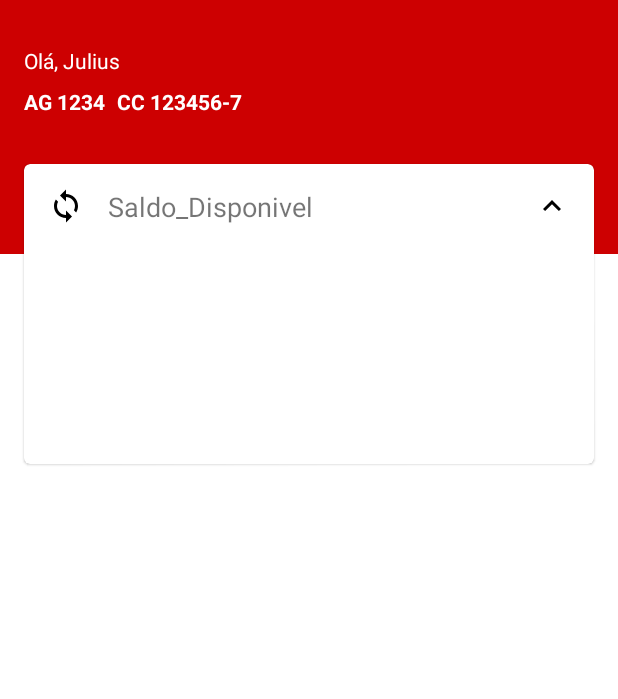
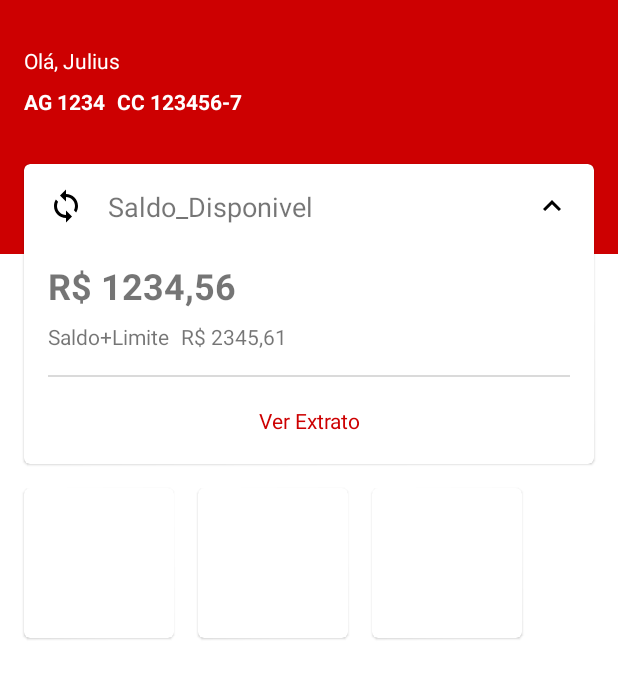
Before and after one commit to adenilsonricardo/SantanderDevClone, an Android app: the screen it shows after launch (MainActivity), on a phone screen of 412 x 824 dp, the part 62-761 px from its top. Run offline under Robolectric (Android 15) with nearby library versions, the phone set to English and light mode, and no system bars.

Commit message:
card conta cards functions

```diff
--- /dev/null
+++ b/app/src/main/res/color/darker_grey.xml
@@ -0,0 +1,4 @@
+<?xml version="1.0" encoding="utf-8"?>
+<selector xmlns:android="http://schemas.android.com/apk/res/android">
+
+</selector>
--- /dev/null
+++ b/app/src/main/res/drawable/cellcheck.xml
@@ -0,0 +1,9 @@
+<vector xmlns:android="http://schemas.android.com/apk/res/android"
+    android:width="24dp"
+    android:height="24dp"
+    android:viewportWidth="24"
+    android:viewportHeight="24">
+  <path
+      android:pathData="M19,1H9c-1.1,0 -2,0.9 -2,2v3h2V4h10v16H9v-2H7v3c0,1.1 0.9,2 2,2h10c1.1,0 2,-0.9 2,-2V3c0,-1.1 -0.9,-2 -2,-2zM7.01,13.47l-2.55,-2.55 -1.27,1.27L7,16l7.19,-7.19 -1.27,-1.27 -5.91,5.93z"
+      android:fillColor="#000000"/>
+</vector>
--- /dev/null
+++ b/app/src/main/res/drawable/ic_notifications_black_24dp.xml
@@ -0,0 +1,9 @@
+<vector xmlns:android="http://schemas.android.com/apk/res/android"
+    android:width="24dp"
+    android:height="24dp"
+    android:viewportWidth="24"
+    android:viewportHeight="24">
+  <path
+      android:pathData="M12,22c1.1,0 2,-0.9 2,-2h-4c0,1.1 0.9,2 2,2zM18,16v-5c0,-3.07 -1.63,-5.64 -4.5,-6.32L13.5,4c0,-0.83 -0.67,-1.5 -1.5,-1.5s-1.5,0.67 -1.5,1.5v0.68C7.64,5.36 6,7.92 6,11v5l-2,2v1h16v-1l-2,-2zM16,17L8,17v-6c0,-2.48 1.51,-4.5 4,-4.5s4,2.02 4,4.5v6z"
+      android:fillColor="#000000"/>
+</vector>
--- /dev/null
+++ b/app/src/main/res/drawable/money.xml
@@ -0,0 +1,9 @@
+<vector xmlns:android="http://schemas.android.com/apk/res/android"
+    android:width="24dp"
+    android:height="24dp"
+    android:viewportWidth="24"
+    android:viewportHeight="24">
+  <path
+      android:pathData="M19,14V6c0,-1.1 -0.9,-2 -2,-2H3C1.9,4 1,4.9 1,6v8c0,1.1 0.9,2 2,2h14C18.1,16 19,15.1 19,14zM17,14H3V6h14V14zM10,7c-1.66,0 -3,1.34 -3,3s1.34,3 3,3s3,-1.34 3,-3S11.66,7 10,7zM23,7v11c0,1.1 -0.9,2 -2,2H4c0,-1 0,-0.9 0,-2h17V7C22.1,7 22,7 23,7z"
+      android:fillColor="#000000"/>
+</vector>
--- a/app/src/main/res/layout/activity_main.xml
+++ b/app/src/main/res/layout/activity_main.xml
@@ -66,50 +66,132 @@
         />
 
     <com.google.android.material.card.MaterialCardView
+        android:id="@+id/mcv_card_conta"
         android:layout_width="0dp"
         android:layout_height="200dp"
+        android:layout_marginLeft="16dp"
         android:layout_marginTop="32dp"
-        android:layout_marginLeft="16dp"
         android:layout_marginRight="16dp"
-        app:layout_constraintTop_toBottomOf="@id/tv_agencia"
+        android:elevation="8dp"
+        app:layout_constraintEnd_toEndOf="parent"
         app:layout_constraintStart_toStartOf="parent"
-        app:layout_constraintEnd_toEndOf="parent"
-        >
+        app:layout_constraintTop_toBottomOf="@id/tv_agencia">
 
         <androidx.constraintlayout.widget.ConstraintLayout
             android:layout_width="match_parent"
             android:layout_height="match_parent">
-
             <ImageView
                 android:id="@+id/iv_saldo"
                 android:layout_width="wrap_content"
                 android:layout_height="wrap_content"
+                android:layout_margin="16dp"
                 android:src="@drawable/ic_sync_black_24dp"
-                android:layout_margin="16dp"
-                app:layout_constraintTop_toTopOf="parent"
-                app:layout_constraintLeft_toLeftOf="parent"/>
-
+                app:layout_constraintLeft_toLeftOf="parent"
+                app:layout_constraintTop_toTopOf="parent" />
             <TextView
                 android:id="@+id/tv_saldo_disponivel"
                 android:layout_width="wrap_content"
                 android:layout_height="wrap_content"
+                android:layout_marginLeft="16dp"
                 android:text="@string/TXT_saldo_disponivel"
                 android:textSize="18sp"
-                android:layout_marginLeft="16dp"
-                app:layout_constraintTop_toTopOf="@id/iv_saldo"
                 app:layout_constraintLeft_toRightOf="@+id/iv_saldo"
                 app:layout_constraintTop_toBottomOf="@id/iv_saldo"
-                />
+                app:layout_constraintTop_toTopOf="@id/iv_saldo" />
             <ImageView
                 android:id="@+id/iv_up"
                 android:layout_width="wrap_content"
                 android:layout_height="wrap_content"
                 android:layout_margin="16dp"
                 android:src="@drawable/ic_expand_less_black_24dp"
-                app:layout_constraintTop_toTopOf="parent"
                 app:layout_constraintRight_toRightOf="parent"
-                />
+                app:layout_constraintTop_toTopOf="parent" />
+            <TextView
+                android:id="@+id/tv_saldo"
+                android:layout_width="wrap_content"
+                android:layout_height="wrap_content"
+                android:layout_marginTop="24dp"
+                android:text="R$ 1234,56"
+                android:textSize="24sp"
+                android:textStyle="bold"
+                app:layout_constraintStart_toStartOf="@id/iv_saldo"
+                app:layout_constraintTop_toBottomOf="@id/tv_saldo_disponivel" />
+            <TextView
+                android:id="@+id/tv_saldo_limite"
+                android:layout_width="wrap_content"
+                android:layout_height="wrap_content"
+                android:layout_marginTop="8dp"
+                android:text="@string/TXT_saldo_limite"
+                app:layout_constraintStart_toStartOf="@id/tv_saldo"
+                app:layout_constraintTop_toBottomOf="@id/tv_saldo" />
+            <TextView
+                android:id="@+id/tv_total_limite"
+                android:layout_width="wrap_content"
+                android:layout_height="wrap_content"
+                android:layout_marginLeft="8dp"
+                android:text="R$ 2345,61"
+                app:layout_constraintStart_toEndOf="@id/tv_saldo_limite"
+                app:layout_constraintTop_toTopOf="@id/tv_saldo_limite" />
+            <View
+                android:id="@+id/v_divisao"
+                android:layout_width="match_parent"
+                android:layout_height="1dp"
+                android:layout_margin="16dp"
+                android:background="@color/Grey"
+                app:layout_constraintTop_toBottomOf="@id/tv_saldo_limite" />
+            <TextView
+                android:id="@+id/tv_extrato"
+                android:layout_width="wrap_content"
+                android:layout_height="wrap_content"
+                android:text="@string/TXT_ver_extrato"
+                android:textColor="@color/redSecundary"
+                app:layout_constraintBottom_toBottomOf="parent"
+                app:layout_constraintEnd_toEndOf="parent"
+                app:layout_constraintStart_toStartOf="parent"
+                app:layout_constraintTop_toBottomOf="@id/v_divisao" />
+        </androidx.constraintlayout.widget.ConstraintLayout>
+    </com.google.android.material.card.MaterialCardView>
 
+    <com.google.android.material.card.MaterialCardView
+        android:id="@+id/mcv_pagar"
+        android:layout_width="100dp"
+        android:layout_height="100dp"
+        android:layout_margin="16dp"
+
+        app:layout_constraintStart_toStartOf="parent"
+        app:layout_constraintTop_toBottomOf="@id/mcv_card_conta">
+
+        <androidx.constraintlayout.widget.ConstraintLayout
+            android:layout_width="wrap_content"
+            android:layout_height="wrap_content">
+
+        </androidx.constraintlayout.widget.ConstraintLayout>
+    </com.google.android.material.card.MaterialCardView>
+    <com.google.android.material.card.MaterialCardView
+        android:id="@+id/mcv_cartao"
+        android:layout_width="100dp"
+        android:layout_height="100dp"
+        android:layout_margin="16dp"
+        app:layout_constraintStart_toEndOf="@id/mcv_pagar"
+        app:layout_constraintTop_toBottomOf="@id/mcv_card_conta">
+
+        <androidx.constraintlayout.widget.ConstraintLayout
+            android:layout_width="wrap_content"
+            android:layout_height="wrap_content">
+
+        </androidx.constraintlayout.widget.ConstraintLayout>
+    </com.google.android.material.card.MaterialCardView>
+    <com.google.android.material.card.MaterialCardView
+        android:id="@+id/mcv_recarga"
+        android:layout_width="100dp"
+        android:layout_height="100dp"
+        android:layout_margin="16dp"
+        app:layout_constraintStart_toEndOf="@id/mcv_cartao"
+        app:layout_constraintTop_toBottomOf="@id/mcv_card_conta">
+
+        <androidx.constraintlayout.widget.ConstraintLayout
+            android:layout_width="wrap_content"
+            android:layout_height="wrap_content">
 
         </androidx.constraintlayout.widget.ConstraintLayout>
     </com.google.android.material.card.MaterialCardView>
--- a/app/src/main/res/values/colors.xml
+++ b/app/src/main/res/values/colors.xml
@@ -8,4 +8,5 @@
     <color name="black">#FF000000</color>
     <color name="redPrimary">#9C0805</color>
     <color name="redSecundary">#CD0001</color>
+    <color name="Grey">#DADADA</color>
 </resources>
--- a/app/src/main/res/values/strings.xml
+++ b/app/src/main/res/values/strings.xml
@@ -1,4 +1,7 @@
 <resources>
     <string name="app_name">SantanderDevClone</string>
     <string name="TXT_saldo_disponivel">Saldo_Disponivel</string>
+    <string name="TXT_saldo_limite">Saldo+Limite</string>
+    <string name="TXT_ver_extrato">Ver Extrato</string>
+
 </resources>
```
